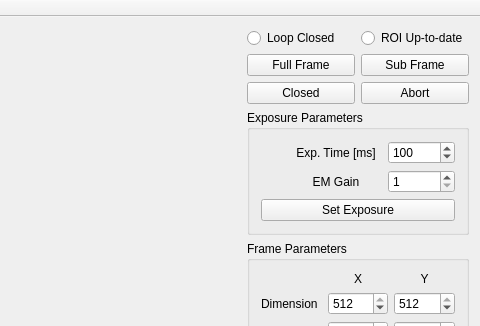
Old version of the form src/fttMainWindow.ui in the repository tmccrack/cameraLibrary; both pictures show x 282 to 762 and y 0 to 326 of the 762 by 873 pixel window.
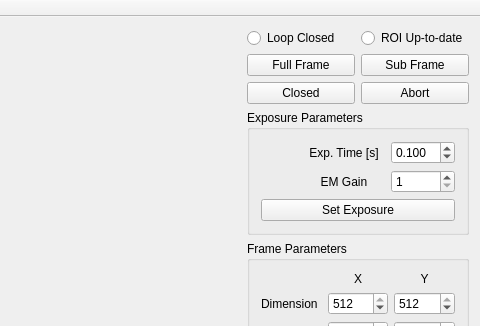
New version of the form.

Commit message: Fixing temperature updates and exposure time settings

The edit to the form file:
```diff
--- a/src/fttMainWindow.ui
+++ b/src/fttMainWindow.ui
@@ -169,41 +169,13 @@
          <item row="0" column="1">
           <widget class="QLabel" name="lbl_ExpTime">
            <property name="text">
-            <string>Exp. Time [ms]</string>
+            <string>Exp. Time [s]</string>
            </property>
            <property name="alignment">
             <set>Qt::AlignCenter</set>
            </property>
           </widget>
          </item>
-         <item row="0" column="3">
-          <widget class="QSpinBox" name="spb_ExpTime">
-           <property name="sizePolicy">
-            <sizepolicy hsizetype="Expanding" vsizetype="Expanding">
-             <horstretch>0</horstretch>
-             <verstretch>0</verstretch>
-            </sizepolicy>
-           </property>
-           <property name="maximumSize">
-            <size>
-             <width>16777215</width>
-             <height>25</height>
-            </size>
-           </property>
-           <property name="toolTip">
-            <string>&lt;html&gt;&lt;head/&gt;&lt;body&gt;&lt;p&gt;Integration time in milliseconds. Value will update with actual time.&lt;/p&gt;&lt;/body&gt;&lt;/html&gt;</string>
-           </property>
-           <property name="maximum">
-            <number>100000</number>
-           </property>
-           <property name="singleStep">
-            <number>1</number>
-           </property>
-           <property name="value">
-            <number>100</number>
-           </property>
-          </widget>
-         </item>
          <item row="2" column="0">
           <spacer name="horizontalSpacer_2">
            <property name="orientation">
@@ -234,6 +206,37 @@
            </property>
           </widget>
          </item>
+         <item row="0" column="3">
+          <widget class="QDoubleSpinBox" name="spb_ExpTime">
+           <property name="sizePolicy">
+            <sizepolicy hsizetype="Expanding" vsizetype="Expanding">
+             <horstretch>0</horstretch>
+             <verstretch>0</verstretch>
+            </sizepolicy>
+           </property>
+           <property name="maximumSize">
+            <size>
+             <width>16777215</width>
+             <height>25</height>
+            </size>
+           </property>
+           <property name="toolTip">
+            <string>&lt;html&gt;&lt;head/&gt;&lt;body&gt;&lt;p&gt;Integration time in milliseconds. Value will update with actual time.&lt;/p&gt;&lt;/body&gt;&lt;/html&gt;</string>
+           </property>
+           <property name="decimals">
+            <number>3</number>
+           </property>
+           <property name="maximum">
+            <double>10.000000000000000</double>
+           </property>
+           <property name="singleStep">
+            <double>0.001000000000000</double>
+           </property>
+           <property name="value">
+            <double>0.100000000000000</double>
+           </property>
+          </widget>
+         </item>
         </layout>
        </widget>
       </item>
```
The commit also changes 2 other files.
